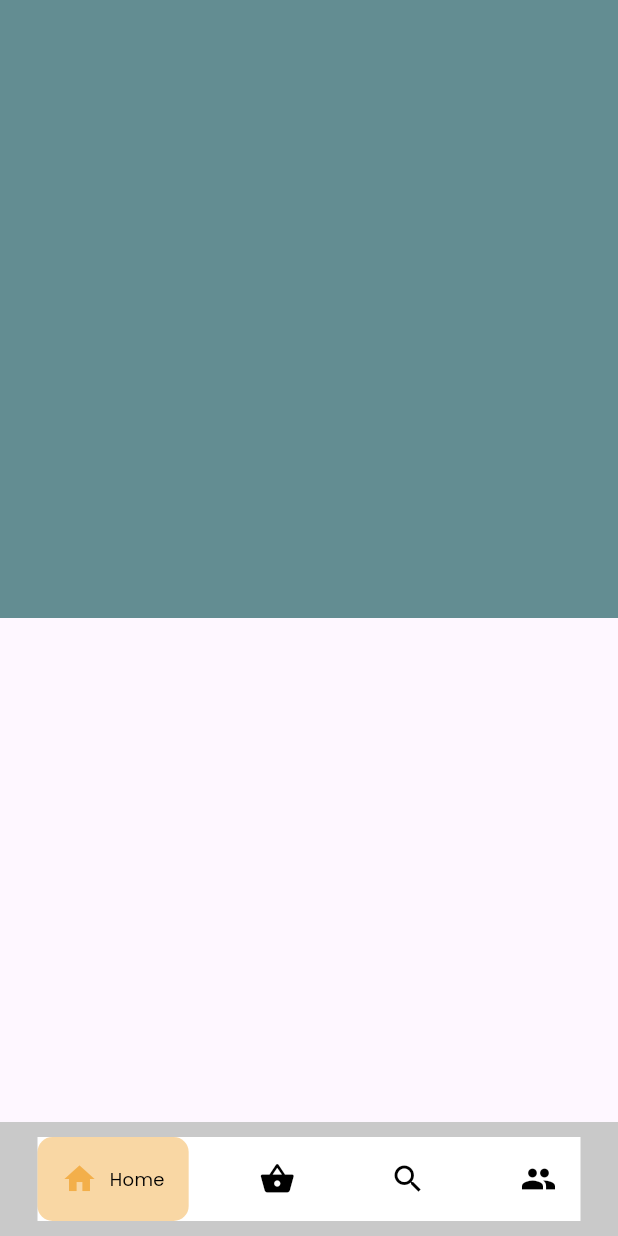
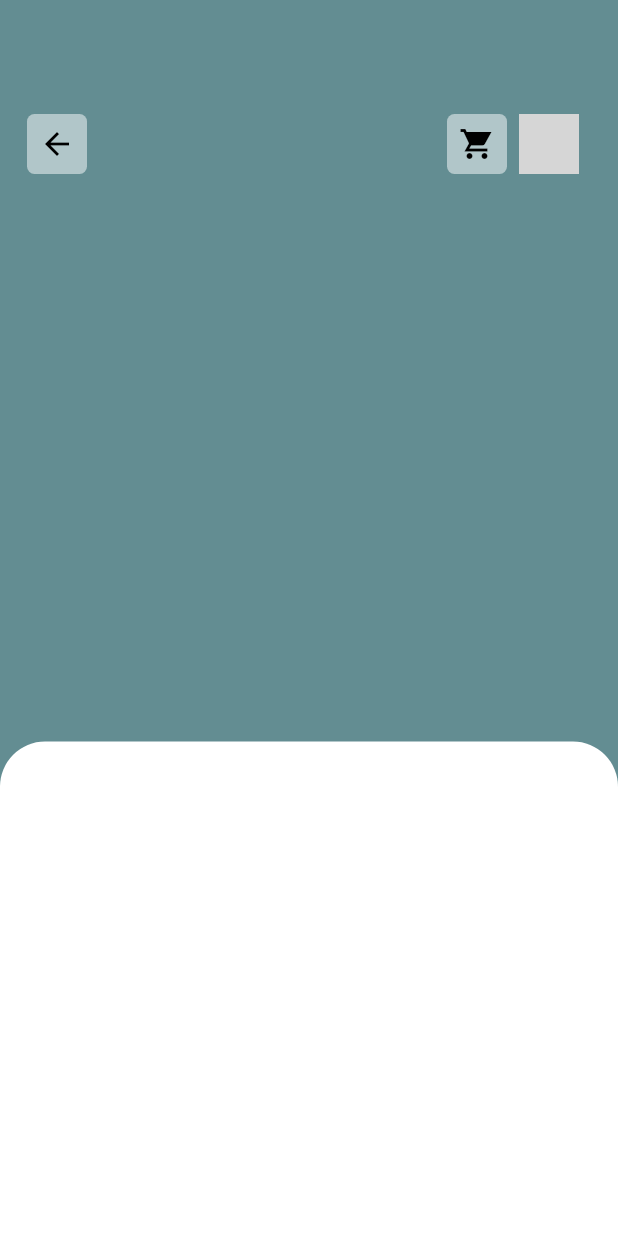
Before and after one commit to CODE-FUSION-TECHNOLOGY-PTE-LTD/jacktree_mobile, a Flutter app: the CatergoryViewScreen screen opened directly, on a phone screen of 412 x 824 dp. Run offline on Flutter 3.47's test engine with Material 3 defaults, Android fonts, the phone set to English and light mode, and no system bars; drawn by our look-alikes of google_nav_bar; our stand-ins replace flutter_riverpod, flutter_svg, google_fonts; grey boxes are pictures that could not be loaded.

Commit message:
detail-part01

```diff
--- a/lib/features/catergory_view/screens/catergory_view_screen.dart
+++ b/lib/features/catergory_view/screens/catergory_view_screen.dart
@@ -1,6 +1,6 @@
 import 'package:flutter/material.dart';
 import 'package:flutter_riverpod/flutter_riverpod.dart';
-import 'package:google_nav_bar/google_nav_bar.dart';
+import 'package:jack_tree_app/features/home/widget/list_drawe_widget.dart';
 
 class CatergoryViewScreen extends ConsumerStatefulWidget {
   const CatergoryViewScreen({super.key});
@@ -14,69 +14,143 @@ class _CatergoryViewScreenState extends ConsumerState<CatergoryViewScreen> {
   @override
   Widget build(BuildContext context) {
     return Scaffold(
-      bottomNavigationBar: Container(
-        color: const Color.fromARGB(255, 201, 201, 201),
-        child: Padding(
-          padding: const EdgeInsets.symmetric(horizontal: 25, vertical: 10),
-          child: GNav(
-              backgroundColor: Colors.white,
-              color: Colors.black,
-              activeColor: Theme.of(context).colorScheme.secondary,
-              curve: Curves.linearToEaseOut,
-              tabBorderRadius: 10,
-              tabBackgroundColor:
-                  Theme.of(context).colorScheme.secondary.withOpacity(0.5),
-              gap: 8,
-              padding: EdgeInsets.all(16),
-              textStyle: TextStyle(color: Colors.black),
-              tabs: [
-                GButton(
-                  icon: Icons.home,
-                  text: 'Home',
-                  onPressed: () {
-                    Navigator.of(context).pop();
-                  },
+      body: SingleChildScrollView(
+        scrollDirection: Axis.vertical,
+        child: SizedBox(
+          child: Column(
+            children: [
+              SizedBox(
+                height: MediaQuery.of(context).size.height,
+                width: MediaQuery.of(context).size.width,
+                child: Stack(
+                  children: [
+                    SizedBox(
+                      child: Container(
+                        decoration: BoxDecoration(
+                          color: Color(0xFF2F6A6D).withOpacity(0.75),
                         ),
-                GButton(
-                  icon: Icons.shopping_basket,
-                  text: 'Cart',
-                ),
-                GButton(
-                  icon: Icons.search,
-                  text: 'Search',
-                ),
-                GButton(
-                  icon: Icons.people,
-                  text: 'Profile',
-                )
-              ]),
+                        width: double.infinity,
+                        height: MediaQuery.of(context).size.height,
                       ),
                     ),
-      body: SingleChildScrollView(
-        child: Column(
+                    //icons
+                    Positioned(
+                      top: 60,
+                      right: 10,
+                      child: Padding(
+                        padding: const EdgeInsets.all(8.0),
+                        child: Row(
                           children: [
-            Stack(
-              children: [
-                Container(
-                  color: Color(0xFF2F6A6D).withOpacity(0.75),
-                  width: double.infinity,
-                  height: MediaQuery.of(context).size.height * 0.5,
+                            GestureDetector(
+                              onTap: () {
+                                print('cart press');
+                              },
+                              onTapCancel: () {
+                                print('cart press cancelled');
+                              },
+                              child: Container(
+                                width: 40,
+                                height: 40,
+                                decoration: BoxDecoration(
+                                  color: Colors.white.withOpacity(0.5),
+                                  borderRadius: BorderRadius.circular(5),
                                 ),
-              ],
+                                child: Icon(
+                                  Icons.shopping_cart_sharp,
+                                  color: Colors.black,
                                 ),
-            Container(
-              width: double.infinity,
+                              ),
+                            ),
+                            Padding(
+                              padding: const EdgeInsets.all(8.0),
+                              child: GestureDetector(
+                                onTap: () {
+                                  Navigator.of(context).push(MaterialPageRoute(
+                                      builder: (context) =>
+                                          ListDrawerWidget()));
+                                },
+                                onTapCancel: () {
+                                  print('Profile list drawer cancelled');
+                                },
+                                child: Container(
+                                  width: 40,
+                                  height: 40,
                                   decoration: BoxDecoration(
-                color: Colors.white,
-                borderRadius: BorderRadius.only(
-                  topLeft: Radius.circular(20.0),
-                  topRight: Radius.circular(20.0),
+                                    color: Colors.white.withOpacity(0.5),
+                                    borderRadius: BorderRadius.circular(5),
+                                  ),
+                                  child: ClipRRect(
+                                    borderRadius: BorderRadius.circular(5),
+                                    child: Image.asset(
+                                      'assets/profile.avif',
+                                      fit: BoxFit.cover,
+                                    ),
+                                  ),
                                 ),
                               ),
                             ),
                           ],
                         ),
                       ),
+                    ),
+                    //back button
+                    Positioned(
+                      top: 60,
+                      left: 10,
+                      child: Padding(
+                        padding: const EdgeInsets.fromLTRB(8, 16, 8, 8),
+                        child: Row(
+                          children: [
+                            GestureDetector(
+                              onTap: () {
+                                print('cart press');
+                              },
+                              onTapCancel: () {
+                                print('cart press cancelled');
+                              },
+                              child: Container(
+                                width: 40,
+                                height: 40,
+                                decoration: BoxDecoration(
+                                  color: Colors.white.withOpacity(0.5),
+                                  borderRadius: BorderRadius.circular(5),
+                                ),
+                                child: Icon(
+                                  Icons.arrow_back,
+                                  color: Colors.black,
+                                ),
+                              ),
+                            ),
+                          ],
+                        ),
+                      ),
+                    ),
+                    // Positioned Container
+                    Positioned(
+                      top: MediaQuery.of(context).size.height * 0.6,
+                      left: 0,
+                      child: Container(
+                        decoration: BoxDecoration(
+                          color: Colors.white,
+                          borderRadius: BorderRadius.only(
+                              topLeft: Radius.circular(30),
+                              topRight: Radius.circular(30)),
+                        ),
+                        width: MediaQuery.of(context).size.width,
+                        height: MediaQuery.of(context).size.height,
+                        child: Column(
+                          mainAxisAlignment: MainAxisAlignment.center,
+                          children: [],
+                        ),
+                      ),
+                    ),
+                  ],
+                ),
+              )
+            ],
+          ),
+        ),
+      ),
     );
   }
 }
--- a/lib/features/home/screens/home_main_screen.dart
+++ b/lib/features/home/screens/home_main_screen.dart
@@ -89,7 +89,7 @@ class _HomeMainScreenState extends ConsumerState<HomeMainScreen> {
           children: [
             Container(
               width: MediaQuery.of(context).size.width,
-              height: MediaQuery.of(context).size.width,
+              height: 355,
               child: Stack(
                 children: [
                   Positioned(
```
Lines whose indentation alone changed are shown as unchanged.
